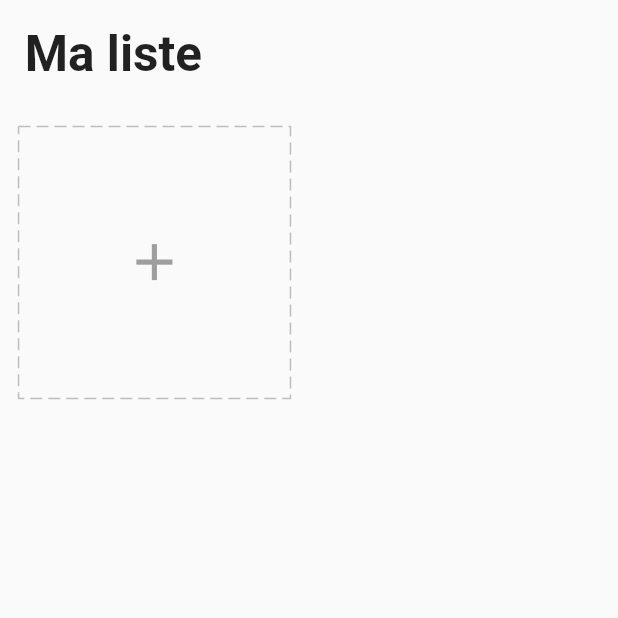
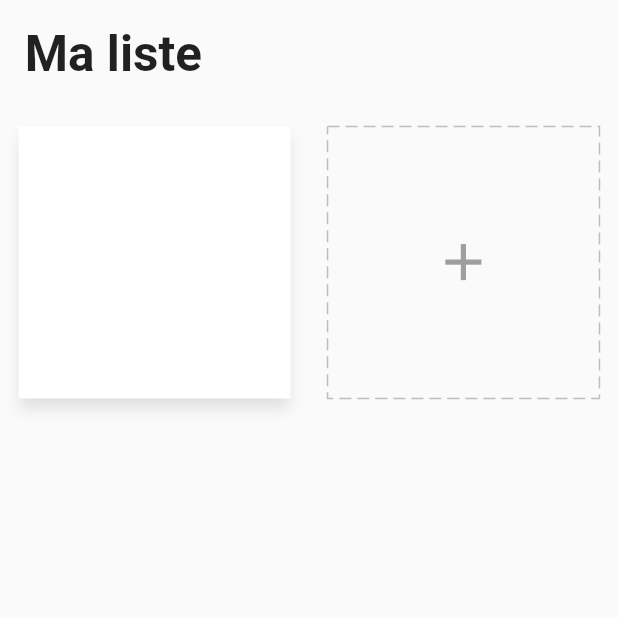
Before and after one commit to carolax14/task_todo_app, a Flutter app: the screen it shows after launch, on a phone screen of 412 x 824 dp, the top half of it. Run offline on Flutter 3.47's test engine with Material 2 defaults, Android fonts, the light colour scheme and no system bars; drawn by our look-alikes of dotted_border; our stand-ins replace equatable, flutter_easyloading, get, get_storage.

Commit message:
Task Card Widget

```diff
--- a/lib/app/modules/home/view.dart
+++ b/lib/app/modules/home/view.dart
@@ -1,8 +1,10 @@
 import 'package:flutter/material.dart';
 import 'package:get/get.dart';
+import 'package:task_todo_app/app/data/models/task.dart';
 import 'package:task_todo_app/app/modules/home/controller.dart';
 import 'package:task_todo_app/app/core/utils/extensions.dart';
 import 'package:task_todo_app/app/modules/home/widgets/add_card.dart';
+import 'package:task_todo_app/app/modules/home/widgets/task_card.dart';
 
 
 class HomePage extends GetView<HomeController> {
@@ -27,7 +29,10 @@ class HomePage extends GetView<HomeController> {
               crossAxisCount: 2,
               shrinkWrap: true,
               physics: const ClampingScrollPhysics(),
-              children: [AddCard()],
+              children: [
+                TaskCard(
+                  task: Task(title: 'title', icon: 0xe59c, color: '#FF2B60E6')),
+                AddCard()],
             )
           ],
         ),
--- /dev/null
+++ b/lib/app/modules/home/widgets/task_card.dart
@@ -0,0 +1,43 @@
+import 'package:flutter/cupertino.dart';
+import 'package:flutter/material.dart';
+import 'package:flutter/src/foundation/key.dart';
+import 'package:flutter/src/widgets/framework.dart';
+import 'package:get/get.dart';
+import 'package:get/get_core/src/get_main.dart';
+import 'package:task_todo_app/app/core/utils/extensions.dart';
+import 'package:task_todo_app/app/modules/home/controller.dart';
+
+import '../../../data/models/task.dart';
+
+class TaskCard extends StatelessWidget {
+  final homeCtlr = Get.find<HomeController>();
+  final Task task;
+  TaskCard({Key? key, required this.task}) : super(key: key);
+
+  @override
+  Widget build(BuildContext context) {
+    final color = HexColor.fromHex(task.color);
+    final squareWidth = Get.width - 12.0.wp;
+    return Container(
+      width: squareWidth /2,
+      height: squareWidth /2,
+      margin:
+      EdgeInsets.all(3.0.wp),
+      decoration: BoxDecoration(color: Colors.white,
+      boxShadow: [
+        BoxShadow(
+          color: Colors.grey[300]!,
+          blurRadius: 7,
+          offset: const Offset(0, 7),
+        )
+      ]
+      ),
+      child: Column(
+        crossAxisAlignment: CrossAxisAlignment.start,
+        children: [
+
+        ],
+      ),
+    );
+  }
+}
--- a/pubspec.yaml
+++ b/pubspec.yaml
@@ -39,6 +39,7 @@ dependencies:
   equatable: ^2.0.3
   flutter_easyloading: ^3.0.5
   dotted_border: ^2.0.0+2
+  step_progress_indicator: ^1.0.2
 
 dev_dependencies:
   flutter_test:
```
Also changed, not shown: pubspec.lock.
